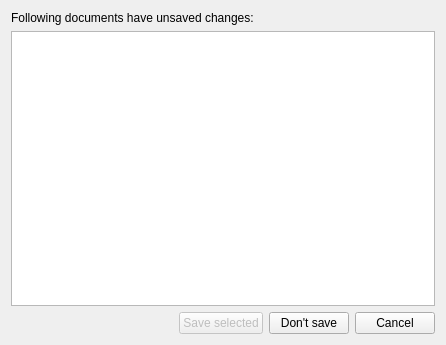
Before: the Qt Designer form src/SaveChangesDialog.ui in tapple/animik, drawn with Qt 5.
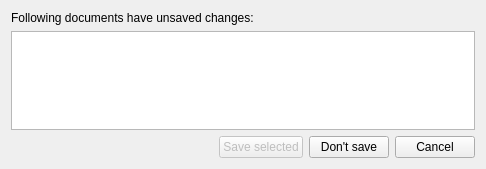
After: the same form once the commit is applied.

Diff of the .ui file:
```diff
--- a/src/SaveChangesDialog.ui
+++ b/src/SaveChangesDialog.ui
@@ -6,8 +6,8 @@
    <rect>
     <x>0</x>
     <y>0</y>
-    <width>446</width>
-    <height>345</height>
+    <width>486</width>
+    <height>169</height>
    </rect>
   </property>
   <property name="windowTitle">
```
